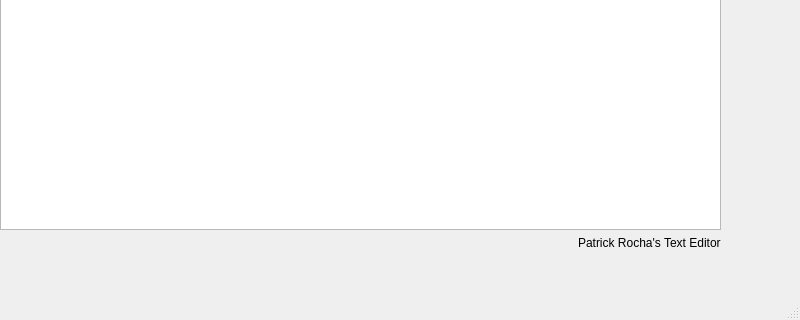
First picture: the form in mainwindow.ui, repository Patrick-Rocha/Windows-Text-Editor, before the edit; both pictures show x 0 to 800 and y 280 to 600 of the 800 by 600 pixel window.
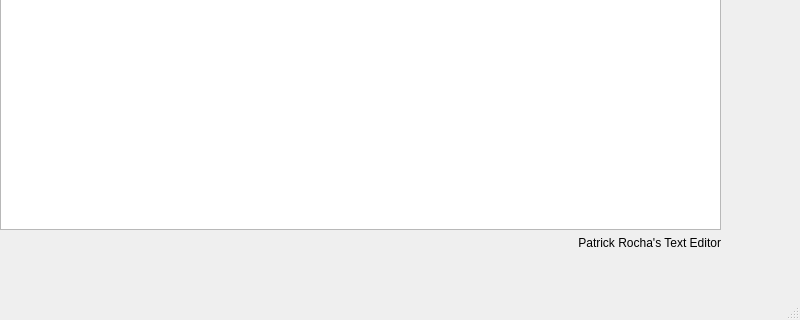
Second picture: the form after the edit.

```diff
--- a/mainwindow.ui
+++ b/mainwindow.ui
@@ -27,11 +27,14 @@
      <item>
       <widget class="QTextEdit" name="maintext"/>
      </item>
-     <item alignment="Qt::AlignRight">
+     <item>
       <widget class="QLabel" name="namelabel">
        <property name="text">
         <string>Patrick Rocha's Text Editor</string>
        </property>
+       <property name="alignment">
+        <set>Qt::AlignRight|Qt::AlignTrailing|Qt::AlignVCenter</set>
+       </property>
       </widget>
      </item>
     </layout>
```
Left out of the diff: 6 changed lines with no effect on the pictures.
